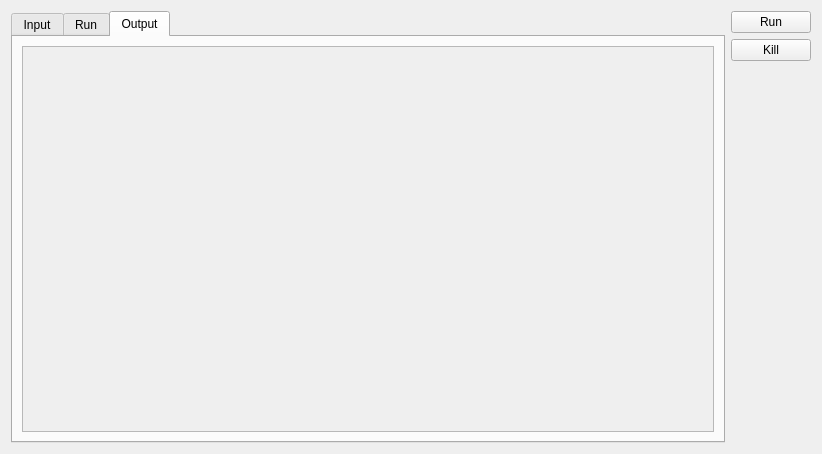
hkroeger/insightcae, file src/workbench/analysisform.ui: the form before one commit.
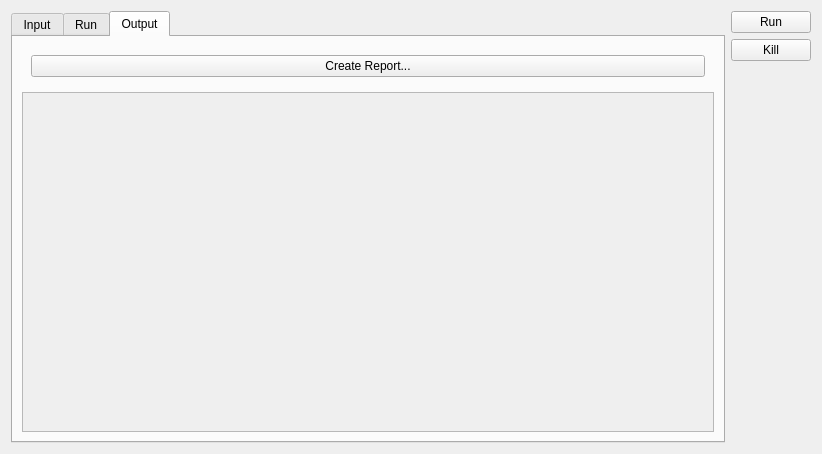
The form after the commit. The open tabs and pages were chosen to show the change.

```diff
--- a/src/workbench/analysisform.ui
+++ b/src/workbench/analysisform.ui
@@ -82,6 +82,19 @@
        <string>Output</string>
       </attribute>
       <layout class="QVBoxLayout" name="verticalLayout_3">
+       <item>
+        <widget class="QWidget" name="widget_3" native="true">
+         <layout class="QHBoxLayout" name="horizontalLayout_3">
+          <item>
+           <widget class="QPushButton" name="createReportBtn">
+            <property name="text">
+             <string>Create Report...</string>
+            </property>
+           </widget>
+          </item>
+         </layout>
+        </widget>
+       </item>
        <item>
         <widget class="QScrollArea" name="scrollArea_2">
          <property name="widgetResizable">
@@ -92,8 +105,8 @@
            <rect>
             <x>0</x>
             <y>0</y>
-            <width>738</width>
-            <height>402</height>
+            <width>737</width>
+            <height>366</height>
            </rect>
           </property>
          </widget>
```
Left out of the diff: 4 changed lines with no effect on the pictures.
